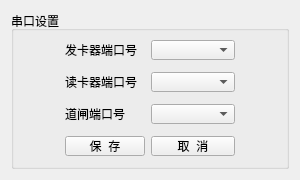
The window that ui/com_setup_form.ui (yuyan235813/balance_platform) describes before a commit, drawn with Qt 5.
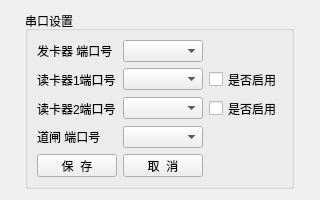
The same window after the commit.

```diff
--- a/ui/com_setup_form.ui
+++ b/ui/com_setup_form.ui
@@ -6,53 +6,49 @@
    <rect>
     <x>0</x>
     <y>0</y>
-    <width>300</width>
-    <height>180</height>
+    <width>320</width>
+    <height>200</height>
    </rect>
   </property>
   <property name="minimumSize">
    <size>
-    <width>300</width>
-    <height>180</height>
+    <width>320</width>
+    <height>200</height>
    </size>
   </property>
   <property name="maximumSize">
    <size>
-    <width>300</width>
-    <height>180</height>
+    <width>320</width>
+    <height>200</height>
    </size>
   </property>
   <property name="windowTitle">
    <string>无人值守设置</string>
   </property>
   <layout class="QHBoxLayout" name="horizontalLayout">
+   <item>
+    <spacer name="horizontalSpacer_2">
+     <property name="orientation">
+      <enum>Qt::Horizontal</enum>
+     </property>
+     <property name="sizeHint" stdset="0">
+      <size>
+       <width>40</width>
+       <height>20</height>
+      </size>
+     </property>
+    </spacer>
+   </item>
    <item>
     <widget class="QGroupBox" name="groupBox">
      <property name="title">
       <string>串口设置</string>
      </property>
-     <layout class="QHBoxLayout" name="horizontalLayout_3">
-      <item>
-       <layout class="QHBoxLayout" name="horizontalLayout_2" stretch="1,4,1">
-        <item>
-         <spacer name="horizontalSpacer">
-          <property name="orientation">
-           <enum>Qt::Horizontal</enum>
-          </property>
-          <property name="sizeHint" stdset="0">
-           <size>
-            <width>40</width>
-            <height>20</height>
-           </size>
-          </property>
-         </spacer>
-        </item>
-        <item>
-         <layout class="QFormLayout" name="formLayout">
+     <layout class="QGridLayout" name="gridLayout">
           <item row="0" column="0">
            <widget class="QLabel" name="label">
             <property name="text">
-             <string>发卡器端口号</string>
+         <string>发卡器 端口号</string>
             </property>
            </widget>
           </item>
@@ -64,82 +60,68 @@
            </widget>
           </item>
           <item row="1" column="0">
-           <spacer name="verticalSpacer">
-            <property name="orientation">
-             <enum>Qt::Vertical</enum>
-            </property>
-            <property name="sizeHint" stdset="0">
-             <size>
-              <width>20</width>
-              <height>40</height>
-             </size>
-            </property>
-           </spacer>
-          </item>
-          <item row="2" column="0">
            <widget class="QLabel" name="label_2">
             <property name="text">
-             <string>读卡器端口号</string>
+         <string>读卡器1端口号</string>
+        </property>
+       </widget>
+      </item>
+      <item row="1" column="1">
+       <widget class="QComboBox" name="readComboBox1"/>
+      </item>
+      <item row="1" column="2">
+       <widget class="QCheckBox" name="readCheckBox1">
+        <property name="text">
+         <string>是否启用</string>
+        </property>
+       </widget>
+      </item>
+      <item row="2" column="0">
+       <widget class="QLabel" name="label_4">
+        <property name="text">
+         <string>读卡器2端口号</string>
             </property>
            </widget>
           </item>
           <item row="2" column="1">
-           <widget class="QComboBox" name="readComboBox"/>
-          </item>
-          <item row="3" column="1">
-           <spacer name="verticalSpacer_2">
-            <property name="orientation">
-             <enum>Qt::Vertical</enum>
-            </property>
-            <property name="sizeHint" stdset="0">
-             <size>
-              <width>20</width>
-              <height>40</height>
-             </size>
-            </property>
-           </spacer>
-          </item>
-          <item row="4" column="0">
+       <widget class="QComboBox" name="readComboBox2"/>
+      </item>
+      <item row="2" column="2">
+       <widget class="QCheckBox" name="readCheckBox2">
+        <property name="text">
+         <string>是否启用</string>
+        </property>
+       </widget>
+      </item>
+      <item row="3" column="0">
            <widget class="QLabel" name="label_3">
             <property name="text">
-             <string>道闸端口号</string>
+         <string>道闸 端口号</string>
             </property>
            </widget>
           </item>
-          <item row="4" column="1">
+      <item row="3" column="1">
            <widget class="QComboBox" name="barrierComboBox"/>
           </item>
-          <item row="6" column="0">
+      <item row="4" column="0">
            <widget class="QPushButton" name="savePushButton">
             <property name="text">
              <string>保  存</string>
             </property>
            </widget>
           </item>
-          <item row="6" column="1">
+      <item row="4" column="1">
            <widget class="QPushButton" name="cancelPushButton">
             <property name="text">
              <string>取  消</string>
             </property>
            </widget>
           </item>
-          <item row="5" column="0">
-           <spacer name="verticalSpacer_3">
-            <property name="orientation">
-             <enum>Qt::Vertical</enum>
-            </property>
-            <property name="sizeHint" stdset="0">
-             <size>
-              <width>20</width>
-              <height>40</height>
-             </size>
-            </property>
-           </spacer>
-          </item>
-         </layout>
+     </layout>
+    </widget>
         </item>
         <item>
-         <spacer name="horizontalSpacer_2">
+    <spacer name="horizontalSpacer">
           <property name="orientation">
            <enum>Qt::Horizontal</enum>
           </property>
@@ -150,11 +132,6 @@
            </size>
           </property>
          </spacer>
-        </item>
-       </layout>
-      </item>
-     </layout>
-    </widget>
    </item>
   </layout>
  </widget>
```
Lines whose indentation alone changed are shown as unchanged.
